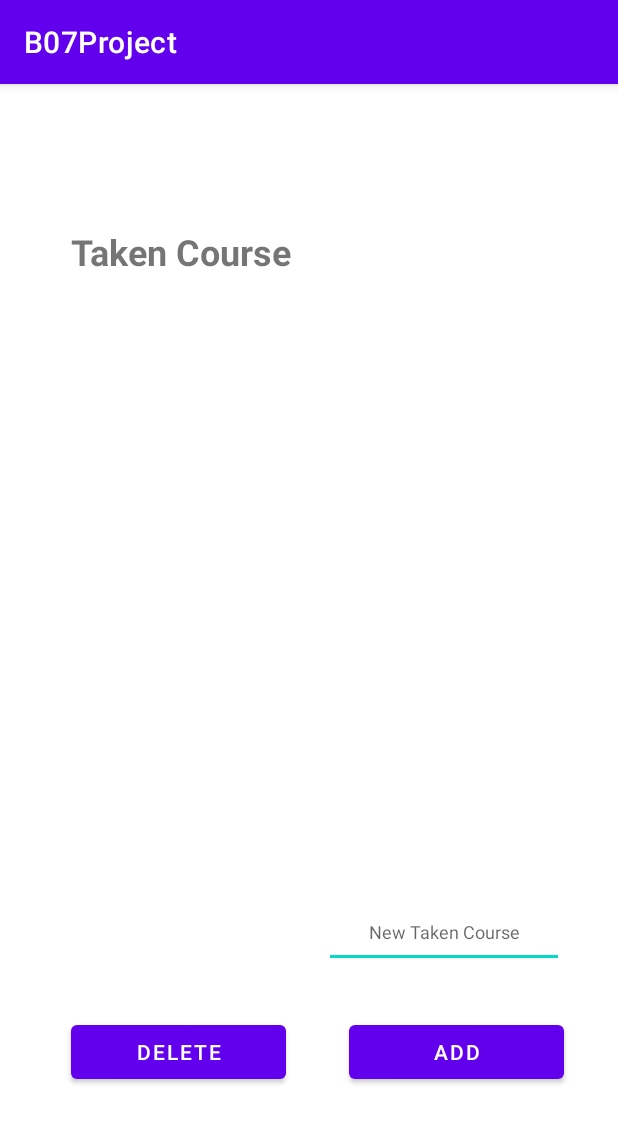
After one commit to aks-456/b07-project, an Android app: the display_taken_course screen opened directly, with no data from a screen before it, on a phone screen of 412 x 824 dp. The commit adds this screen. Shown: the top 1123 px of the screen. Run offline under Robolectric (Android 15) with nearby library versions, the phone set to English and light mode, and no system bars; our stand-ins replace Firebase (no records; nobody signed in at launch, a user with empty details on screens opened directly).

Commit message:
- mod code with design pattern & class related

```diff
--- /dev/null
+++ b/B07Project/app/src/main/java/com/example/b07project/Model.java
@@ -0,0 +1,136 @@
+package com.example.b07project;
+
+
+import android.os.Build;
+
+import androidx.annotation.NonNull;
+import androidx.annotation.RequiresApi;
+
+import com.google.android.gms.tasks.OnCompleteListener;
+import com.google.android.gms.tasks.Task;
+import com.google.firebase.database.DataSnapshot;
+import com.google.firebase.database.DatabaseError;
+import com.google.firebase.database.DatabaseReference;
+import com.google.firebase.database.FirebaseDatabase;
+import com.google.firebase.database.ValueEventListener;
+
+import java.util.ArrayList;
+import java.util.HashMap;
+import java.util.LinkedList;
+import java.util.List;
+import java.util.Map;
+import java.util.Queue;
+import java.util.function.Consumer;
+
+public class Model {
+    private static Model instance;
+
+    private DatabaseReference coursesRef;
+    private DatabaseReference usersRef;
+
+    private Model() {
+        coursesRef = FirebaseDatabase.getInstance().getReference("courses");
+        usersRef = FirebaseDatabase.getInstance().getReference("users");
+    }
+
+    public static Model getInstance() {
+        if (instance == null)
+            instance = new Model();
+        return instance;
+    }
+
+    // Used to create/edit a User Object to firebase
+    public void postUser(String userID, User user, Consumer<Boolean> callback) {
+        coursesRef.child(userID).setValue(user).addOnCompleteListener(new OnCompleteListener<Void>() {
+            @RequiresApi(api = Build.VERSION_CODES.N)
+            @Override
+            public void onComplete(@NonNull Task<Void> task) {
+                callback.accept(task.isSuccessful());
+            }
+        });
+    }
+
+    // Used to create/edit a Course Object to firebase
+    public void postCourse(Course course, Consumer<Boolean> callback) {
+        coursesRef.child(course.code).setValue(course).addOnCompleteListener(new OnCompleteListener<Void>() {
+            @RequiresApi(api = Build.VERSION_CODES.N)
+            @Override
+            public void onComplete(@NonNull Task<Void> task) {
+                callback.accept(task.isSuccessful());
+            }
+        });
+    }
+
+    public void getCourses(Consumer<List<Course>> callback) {
+        coursesRef.addValueEventListener(new ValueEventListener() {
+            @RequiresApi(api = Build.VERSION_CODES.N)
+            @Override
+            public void onDataChange(@NonNull DataSnapshot snapshot) {
+                List<Course> allCourses = new ArrayList<>();
+                for (DataSnapshot courseSnapshot: snapshot.getChildren()) {
+                    Course course = courseSnapshot.getValue(Course.class);
+                    allCourses.add(course);
+                }
+                callback.accept(allCourses);
+            }
+            @Override
+            public void onCancelled(@NonNull DatabaseError error) {}
+        });
+    }
+
+    public void getUserById(String userID, Consumer<User> callback) {
+        usersRef.child(userID).addListenerForSingleValueEvent(new ValueEventListener() {
+            @RequiresApi(api = Build.VERSION_CODES.N)
+            @Override
+            public void onDataChange(@NonNull DataSnapshot snapshot) {
+                User user = snapshot.getValue(User.class);
+                callback.accept(user);
+            }
+
+            @Override
+            public void onCancelled(@NonNull DatabaseError error) {}
+        });
+    }
+
+    // THIS CAN BE USED TO GENERATE (Table1 & Table2)
+    // For example: if code == "CSCC24"
+    // return -> List {Course("C24"), Course("B07"), Course("B09"), Course("A48"), Course("A08")
+    public void getCoursesPathByCode(String code, Consumer<List<Course>> callback) {
+        coursesRef.addValueEventListener(new ValueEventListener() {
+            @RequiresApi(api = Build.VERSION_CODES.N)
+            @Override
+            public void onDataChange(@NonNull DataSnapshot snapshot) {
+                Map<String, Course> allCourses = new HashMap<>();
+                boolean exist = false;
+                for (DataSnapshot courseSnapshot: snapshot.getChildren()) {
+                    Course course = courseSnapshot.getValue(Course.class);
+                    allCourses.put(course.code, course);
+                    if (course.code.equalsIgnoreCase(code)) exist = true;
+                }
+
+                if (!exist) {
+                    callback.accept(null);
+                    return;
+                }
+
+                List<Course> path = new ArrayList<>(); // result
+
+                Queue<String> q = new LinkedList<>();
+                q.offer(code);  // enqueue
+
+                while (!q.isEmpty()) {
+                    String cur = q.poll();  // dequeue
+                    Course course = allCourses.get(cur);
+                    path.add(course);
+
+                    for (String next: course.prerequisite)
+                        q.offer(next);  // enqueue the next course
+                }
+                callback.accept(path);
+            }
+            @Override
+            public void onCancelled(@NonNull DatabaseError error) {}
+        });
+    }
+
+}
--- /dev/null
+++ b/B07Project/app/src/main/java/com/example/b07project/display_taken_course.java
@@ -0,0 +1,156 @@
+package com.example.b07project;
+
+import androidx.annotation.NonNull;
+import androidx.appcompat.app.AppCompatActivity;
+
+
+import android.content.Intent;
+
+import android.os.Bundle;
+import android.view.View;
+import android.widget.Button;
+import android.widget.EditText;
+import android.widget.ListView;
+import android.widget.TextView;
+import android.widget.Toast;
+
+
+import com.google.firebase.database.DataSnapshot;
+import com.google.firebase.database.DatabaseError;
+import com.google.firebase.database.DatabaseReference;
+import com.google.firebase.database.FirebaseDatabase;
+import com.google.firebase.database.Query;
+import com.google.firebase.database.ValueEventListener;
+
+
+import java.util.ArrayList;
+import java.util.List;
+import java.util.Locale;
+
+public class display_taken_course extends AppCompatActivity implements View.OnClickListener {
+    private Button add;
+    private Button del;
+    private EditText edTxtCode;
+    private TextView view;
+    private Model model;
+    private String userID;
+
+    private List<Course> courseTaken;
+
+    @Override
+    protected void onCreate(Bundle savedInstanceState) {
+        super.onCreate(savedInstanceState);
+        setContentView(R.layout.activity_display_taken_course);
+
+        // userID = getIntent().getStringExtra("some key ...");
+        userID = "1";
+
+        courseTaken = new ArrayList<>();
+
+        model = Model.getInstance();
+
+        edTxtCode = (EditText) findViewById(R.id.edTxtCode);
+
+        add = (Button) findViewById(R.id.tcbuttonAdd);
+        add.setOnClickListener(this);
+
+        del = (Button) findViewById(R.id.tcbuttonDel);
+
+        ListView listView = (ListView) findViewById(R.id.takencrslist_view);
+        updateListView();
+
+
+        model.getCourses((List<Course> allCourses) -> {
+            //
+            this.courseTaken = allCourses;
+        });
+
+    }
+
+    @Override
+    public void onClick(View view) {
+        switch (view.getId()) {
+            case R.id.tcbuttonAdd:
+                addCourse();
+                break;
+        }
+    }
+
+    //for admin mb
+    public void AdminAddCourse() {
+        System.out.println("adding");
+        // should get all the strings from Edit texts
+
+        // hard code (testing)
+        Course course = new Course();
+        course.code = "CSCA48";
+        course.sessions = "Winter 2023";
+        course.prerequisite.add("CSCA08");
+
+        model.postCourse(course, (Boolean added) -> {
+            if (!added) {
+                Toast.makeText(display_taken_course.this, "failed to add course", Toast.LENGTH_LONG).show();
+                return;
+            }
+            else{
+                Toast.makeText(display_taken_course.this, "added course", Toast.LENGTH_LONG).show();
+            }
+        });
+    }
+
+    private void updateListView() {
+        model.getCourses((List<Course> allCourses) -> {
+            model.getUserById(userID, (User user) -> {
+                for (Course course: allCourses) {
+                    if (user.coursesTaken.contains(course.code)) {
+                        courseTaken.add(course);
+                    }
+                }
+                ListView listView = (ListView)findViewById(R.id.takencrslist_view);
+                crsAdapter adapter = new crsAdapter(display_taken_course.this,R.layout.crs_list,allCourses);
+                listView.setAdapter(adapter);
+
+            });
+        });
+    }
+
+    private void addCourse() {
+        String code = edTxtCode.getText().toString().trim().toUpperCase();
+        model.getCoursesPathByCode(code, (List<Course> path) -> {
+
+            if (path == null) {
+                Toast.makeText(display_taken_course.this, "course does not exist", Toast.LENGTH_LONG).show();
+                return;
+            }
+
+            model.getUserById(userID, (User user) -> {
+                Course toAdd = path.get(0);
+
+                if (user.coursesTaken.contains(toAdd.code)) {
+                    Toast.makeText(display_taken_course.this, "course already been taken", Toast.LENGTH_LONG).show();
+                    return;
+                }
+
+                for (int i = 1; i < path.size(); i++) {
+                    if (!user.coursesTaken.contains(path.get(i).code)) {
+                        Toast.makeText(display_taken_course.this, "missing prerequisite", Toast.LENGTH_LONG).show();
+                        return;
+                    }
+                }
+
+                user.coursesTaken.add(toAdd.code);
+                model.postUser(userID, user, (Boolean success) -> {
+                    if (!success) {
+                        Toast.makeText(display_taken_course.this, "failed to add course", Toast.LENGTH_LONG).show();
+                        return;
+                    }
+                    else{
+                        finish();
+                    }
+
+                });
+            });
+        });
+
+    }
+}
--- /dev/null
+++ b/B07Project/app/src/main/res/layout/activity_display_taken_course.xml
@@ -0,0 +1,73 @@
+<?xml version="1.0" encoding="utf-8"?>
+<androidx.constraintlayout.widget.ConstraintLayout xmlns:android="http://schemas.android.com/apk/res/android"
+    xmlns:app="http://schemas.android.com/apk/res-auto"
+    xmlns:tools="http://schemas.android.com/tools"
+    android:layout_width="match_parent"
+    android:layout_height="match_parent"
+    tools:context=".display_taken_course">
+
+    <TextView
+        android:id="@+id/dtc_title"
+        android:layout_width="wrap_content"
+        android:layout_height="wrap_content"
+        android:text="@string/Display_taken_course_title"
+        android:textSize="24sp"
+        android:textStyle="bold"
+        app:layout_constraintBottom_toBottomOf="parent"
+        app:layout_constraintEnd_toEndOf="parent"
+        app:layout_constraintHorizontal_bias="0.178"
+        app:layout_constraintStart_toStartOf="parent"
+        app:layout_constraintTop_toTopOf="parent"
+        app:layout_constraintVertical_bias="0.13" />
+
+    <ListView
+        android:layout_width="321dp"
+        android:layout_height="369dp"
+        android:id="@+id/takencrslist_view"
+        app:layout_constraintBottom_toBottomOf="parent"
+        app:layout_constraintEnd_toEndOf="parent"
+        app:layout_constraintHorizontal_bias="0.0"
+        app:layout_constraintStart_toStartOf="@+id/dtc_title"
+        app:layout_constraintTop_toBottomOf="@+id/dtc_title"
+        app:layout_constraintVertical_bias="0.057" />
+
+    <Button
+        android:id="@+id/tcbuttonAdd"
+        android:layout_width="143dp"
+        android:layout_height="48dp"
+        android:text="@string/Display_taken_course_title_button_add"
+        app:layout_constraintBottom_toBottomOf="parent"
+        app:layout_constraintEnd_toEndOf="parent"
+        app:layout_constraintHorizontal_bias="0.866"
+        app:layout_constraintStart_toStartOf="parent"
+        app:layout_constraintTop_toBottomOf="@+id/takencrslist_view"
+        app:layout_constraintVertical_bias="0.525" />
+
+    <Button
+        android:id="@+id/tcbuttonDel"
+        android:layout_width="143dp"
+        android:layout_height="48dp"
+        android:text="@string/Display_taken_course_title_button_del"
+        app:layout_constraintBottom_toBottomOf="parent"
+        app:layout_constraintEnd_toEndOf="parent"
+        app:layout_constraintHorizontal_bias="0.175"
+        app:layout_constraintStart_toStartOf="parent"
+        app:layout_constraintTop_toBottomOf="@+id/takencrslist_view"
+        app:layout_constraintVertical_bias="0.524" />
+
+    <EditText
+        android:id="@+id/edTxtCode"
+        android:layout_width="160dp"
+        android:layout_height="48dp"
+        android:hint="New Taken Course"
+        android:gravity="center"
+        android:textSize="12sp"
+        app:layout_constraintBottom_toTopOf="@+id/tcbuttonAdd"
+        app:layout_constraintEnd_toEndOf="@+id/tcbuttonAdd"
+        app:layout_constraintHorizontal_bias="1.0"
+        app:layout_constraintStart_toStartOf="parent"
+        app:layout_constraintTop_toBottomOf="@+id/takencrslist_view"
+        app:layout_constraintVertical_bias="0.473" />
+
+
+</androidx.constraintlayout.widget.ConstraintLayout>
--- a/B07Project/app/src/main/res/values/strings.xml
+++ b/B07Project/app/src/main/res/values/strings.xml
@@ -19,4 +19,8 @@
     <string name="email_registration">Email</string>
     <string name="password_registration">Password</string>
     <string name="register_registration">Register</string>
+    <string name="Display_taken_course_title">Taken Course</string>
+    <string name="Display_taken_course_title_button_add">Add</string>
+    <string name="Display_taken_course_title_button_del">Delete</string>
+    <string name="confirm1">Confirm</string>
 </resources>
```
Also changed, not shown: B07Project/app/build.gradle (+11 -0 lines), B07Project/app/src/main/AndroidManifest.xml (+8 -0 lines), B07Project/app/src/main/java/com/example/b07project/Course.java (added, +16 -0 lines), B07Project/app/src/main/java/com/example/b07project/User.java (added, +19 -0 lines), B07Project/app/src/main/java/com/example/b07project/crsAdapter.java (added, +49 -0 lines), B07Project/app/src/main/res/layout/crs_list.xml (added, +20 -0 lines), B07Project/app/gradle/wrapper/gradle-wrapper.properties (added), 3 other files.
